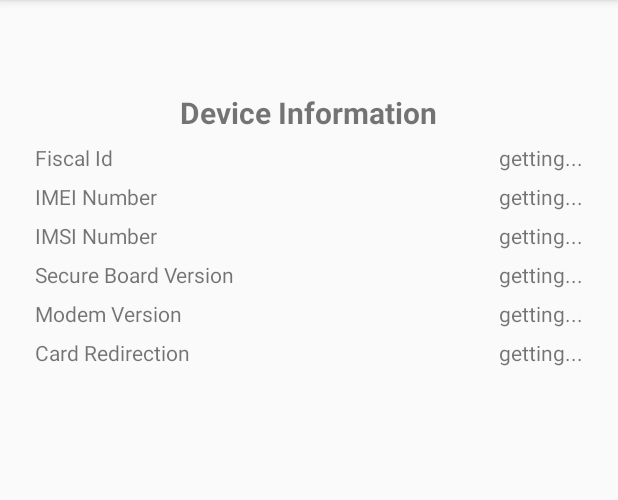
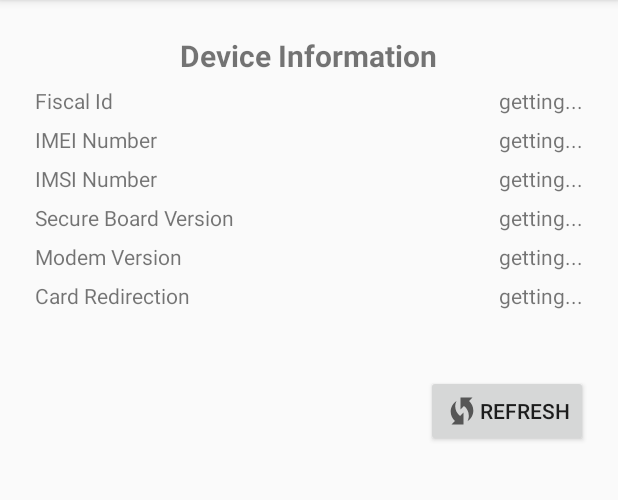
Before and after one commit to TokenPublication/DeviceInfoClientApp, an Android app: the screen it shows after launch (MainActivity), on a phone screen of 412 x 824 dp, the part 84-584 px from its top. Run offline under Robolectric (Android 15) with nearby library versions, the phone set to English and light mode, and no system bars; libraries missing offline, so code that uses them is left out: com.tokeninc.deviceinfo; 10 statements that could not run were skipped.

Commit message:
##TR400##DeviceInfoClientApp##App is improved for testing

```diff
--- a/app/src/main/java/com/tokeninc/deviceinfoclientapp/MainActivity.java
+++ b/app/src/main/java/com/tokeninc/deviceinfoclientapp/MainActivity.java
@@ -4,6 +4,7 @@ import androidx.appcompat.app.AppCompatActivity;
 
 import android.os.Bundle;
 import android.util.Log;
+import android.view.View;
 import android.widget.TextView;
 
 import com.tokeninc.deviceinfo.DeviceInfo;
@@ -25,6 +26,19 @@ public class MainActivity extends AppCompatActivity {
         imeiNumberText = findViewById(R.id.imeiNumber);
         imsiNumberText = findViewById(R.id.imsiNumber);
         cardRedirectionText = findViewById(R.id.cardRedirect);
+
+        refresh();
+    }
+
+    private void refresh()
+    {
+        final String defaultText = getString(R.string.getting);
+        secureBoardVersionText.setText(defaultText);
+        fiscalIdText.setText(defaultText);
+        modemVersionText.setText(defaultText);
+        imeiNumberText.setText(defaultText);
+        imsiNumberText.setText(defaultText);
+        cardRedirectionText.setText(defaultText);
 
         DeviceInfo deviceInfo = new DeviceInfo(this);
 
@@ -159,4 +173,8 @@ public class MainActivity extends AppCompatActivity {
             Log.i("Example 4", "setBankParams returned: " + result);
         }, "13232", "122a2");
     }
+
+    public void onRefreshButton(View view) {
+        refresh();
+    }
 }
--- /dev/null
+++ b/app/src/main/res/drawable/ic_baseline_wifi_protected_setup_24.xml
@@ -0,0 +1,13 @@
+<vector xmlns:android="http://schemas.android.com/apk/res/android"
+    android:width="24dp"
+    android:height="24dp"
+    android:viewportWidth="24"
+    android:viewportHeight="24"
+    android:tint="?attr/colorControlNormal">
+  <path
+      android:fillColor="@android:color/white"
+      android:pathData="M16.71,5.29L19,3h-8v8l2.3,-2.3c1.97,1.46 3.25,3.78 3.25,6.42c0,1.31 -0.32,2.54 -0.88,3.63c2.33,-1.52 3.88,-4.14 3.88,-7.13C19.55,9.1 18.44,6.85 16.71,5.29z"/>
+  <path
+      android:fillColor="@android:color/white"
+      android:pathData="M7.46,8.88c0,-1.31 0.32,-2.54 0.88,-3.63C6,6.77 4.46,9.39 4.46,12.38c0,2.52 1.1,4.77 2.84,6.33L5,21h8v-8l-2.3,2.3C8.74,13.84 7.46,11.52 7.46,8.88z"/>
+</vector>
--- a/app/src/main/res/layout/activity_main.xml
+++ b/app/src/main/res/layout/activity_main.xml
@@ -1,20 +1,18 @@
 <?xml version="1.0" encoding="utf-8"?>
-<androidx.constraintlayout.widget.ConstraintLayout xmlns:android="http://schemas.android.com/apk/res/android"
+<LinearLayout xmlns:android="http://schemas.android.com/apk/res/android"
     xmlns:app="http://schemas.android.com/apk/res-auto"
     xmlns:tools="http://schemas.android.com/tools"
     android:layout_width="match_parent"
     android:layout_height="match_parent"
+    android:orientation="vertical"
     tools:context=".MainActivity">
 
     <TableLayout
         android:layout_width="match_parent"
         android:layout_height="wrap_content"
-        android:layout_marginHorizontal="20dp"
+        android:layout_margin="20dp"
         android:stretchColumns="0"
-        app:layout_constraintVertical_bias="0.1"
-        app:layout_constraintTop_toTopOf="parent"
-        app:layout_constraintBottom_toBottomOf="parent"
-        tools:layout_editor_absoluteX="20dp">
+        >
 
         <TableRow>
 
@@ -99,7 +97,20 @@
                 android:text="@string/getting"
                 android:padding="3dip"/>
         </TableRow>
-
     </TableLayout>
 
-</androidx.constraintlayout.widget.ConstraintLayout>
+    <Button
+        android:layout_width="wrap_content"
+        android:layout_height="wrap_content"
+        android:text="Refresh"
+        android:layout_gravity="right"
+        android:drawableLeft="@drawable/ic_baseline_wifi_protected_setup_24"
+        android:layout_margin="20dp"
+        android:onClick="onRefreshButton"
+        >
+
+    </Button>
+
+
+
+</LinearLayout>
```
